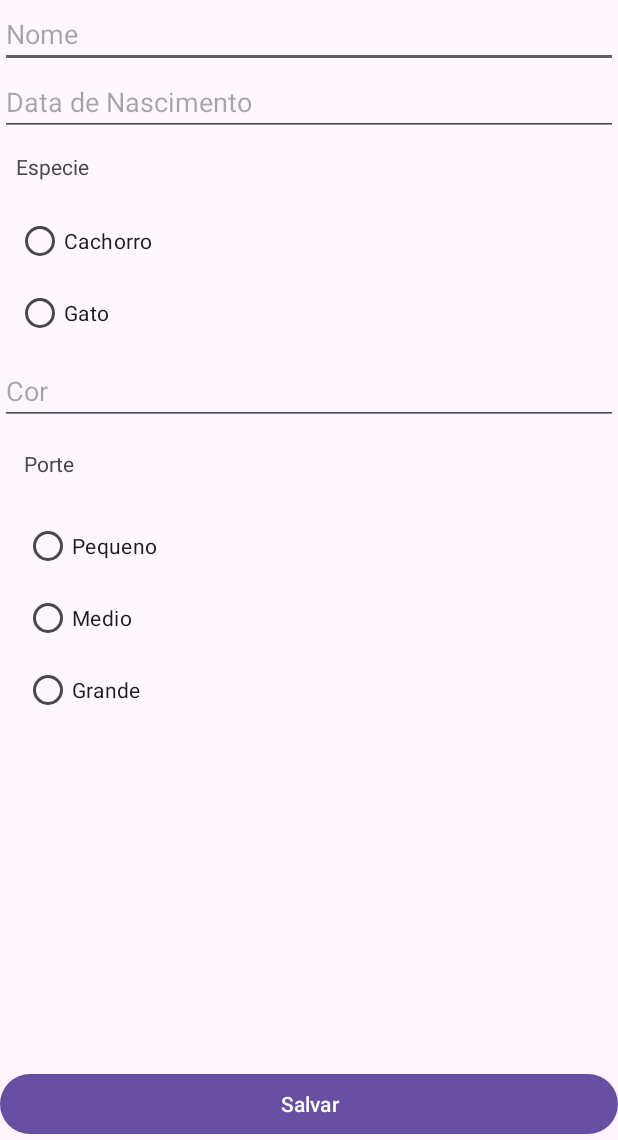
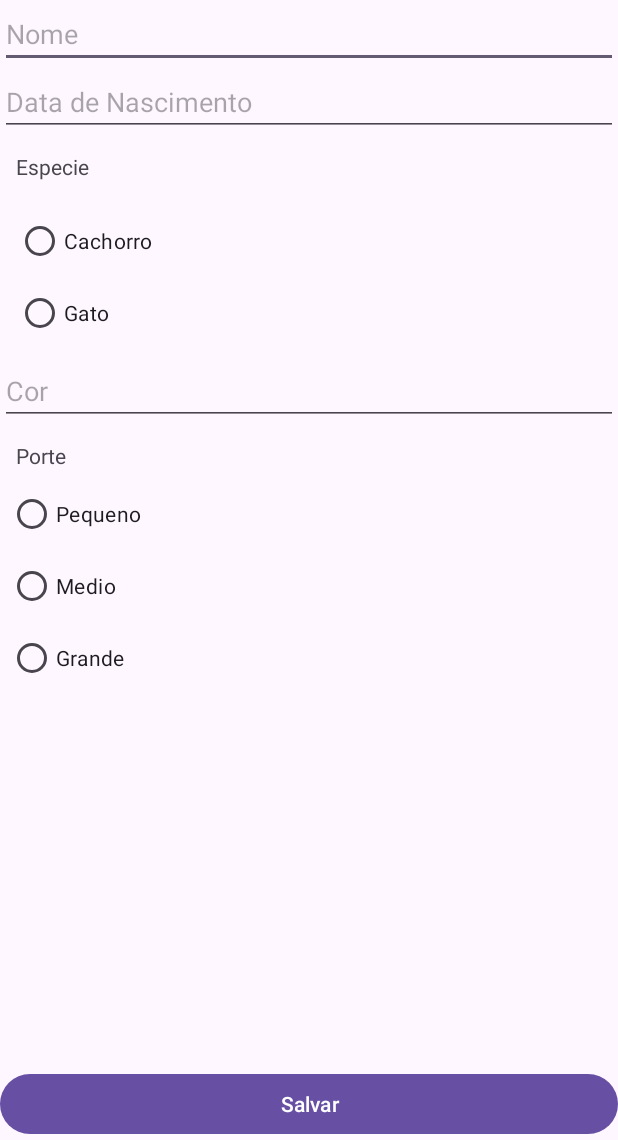
Before and after one commit to gabrieleksilva/PetLife, an Android app: the DadosPetActivity screen opened directly, with no data from a screen before it, on a phone screen of 412 x 824 dp, the part 96-1236 px from its top. Run offline under Robolectric (Android 15) with nearby library versions, the phone set to English and light mode, and no system bars.

Commit message:
ajuste de layout na tela de cadastro dos dados do pet

```diff
--- a/app/src/main/res/layout/activity_dados_pet.xml
+++ b/app/src/main/res/layout/activity_dados_pet.xml
@@ -96,7 +96,6 @@
             android:layout_height="wrap_content"
             android:text="Porte"
             android:padding="5dp"
-            android:layout_margin="5dp"
             app:layout_constraintLeft_toLeftOf="parent"
             app:layout_constraintRight_toRightOf="parent"
             app:layout_constraintTop_toBottomOf="@id/corEt" />
@@ -107,8 +106,6 @@
             android:layout_height="wrap_content"
             android:orientation="vertical"
             android:gravity="left"
-            android:padding="5dp"
-            android:layout_margin="5dp"
             app:layout_constraintLeft_toLeftOf="parent"
             app:layout_constraintRight_toRightOf="parent"
             app:layout_constraintTop_toBottomOf="@id/especieTv">
```
